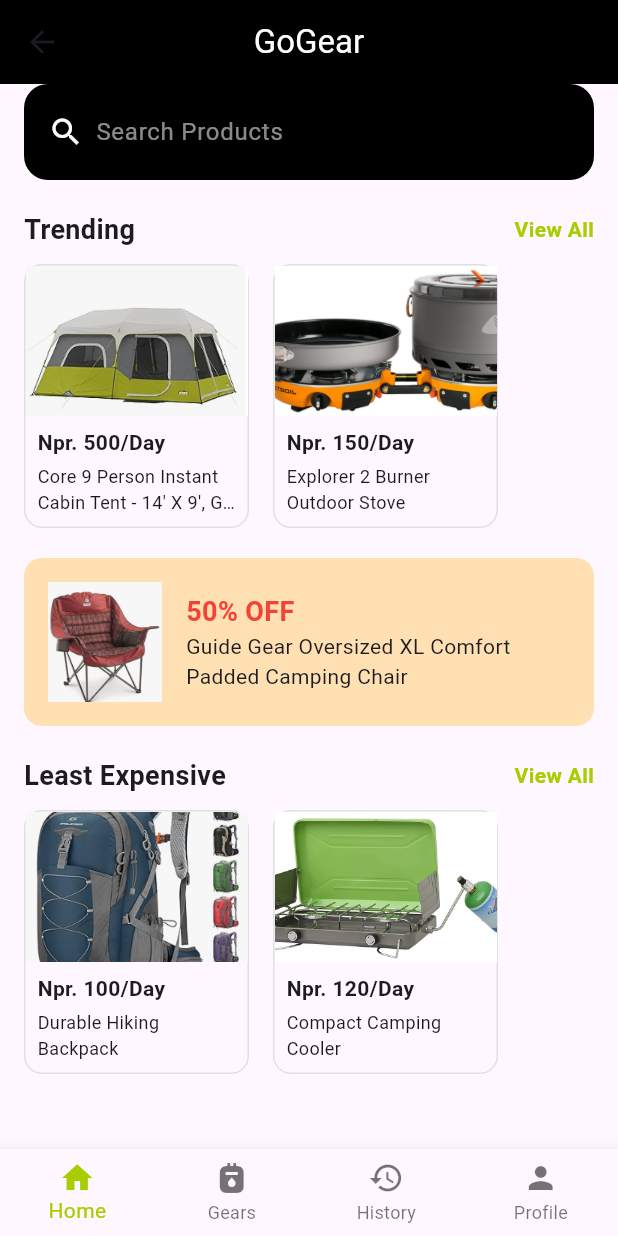
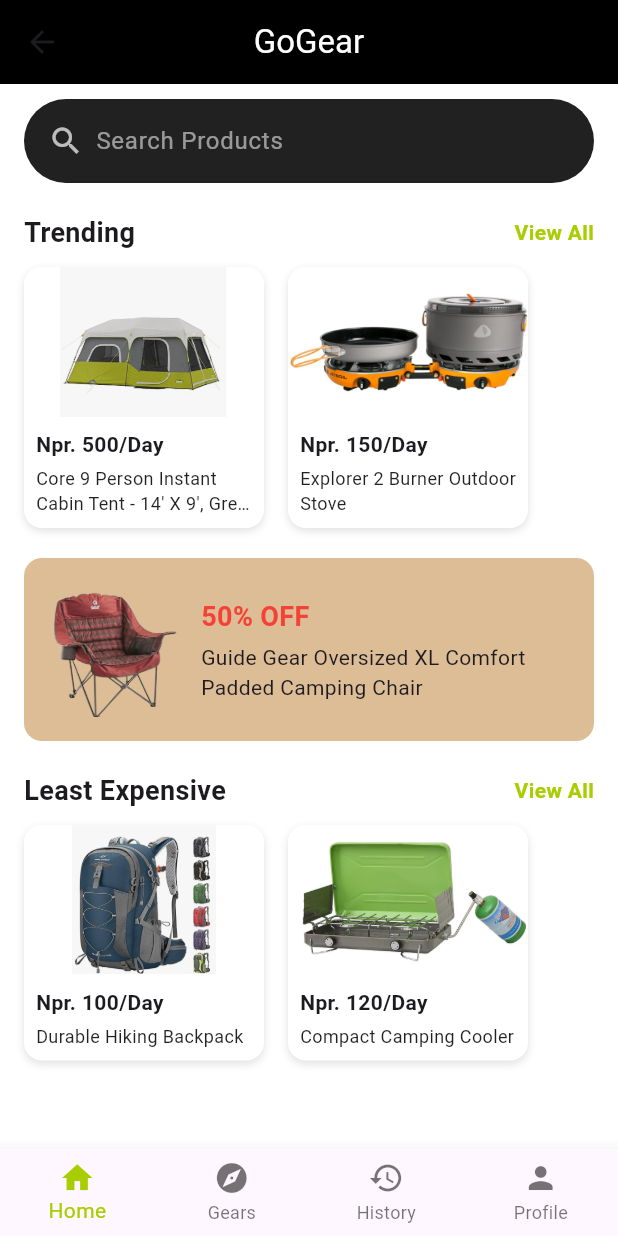
Before and after one commit to Priyanka-Kadel/gogear, a Flutter app: the DashboardView screen opened by its route, on a phone screen of 412 x 824 dp. Run offline on Flutter 3.47's test engine with Material 3 defaults, Android fonts, the light colour scheme and no system bars.

Commit message:
dashboard update- 2

```diff
--- a/gear_rental/lib/view/dashboard_view.dart
+++ b/gear_rental/lib/view/dashboard_view.dart
@@ -4,6 +4,7 @@
   @override
   Widget build(BuildContext context) {
     return Scaffold(
+      backgroundColor: Colors.white,
       appBar: AppBar(
         backgroundColor: Colors.black,
         elevation: 0,
@@ -19,16 +20,17 @@
           child: Column(
             crossAxisAlignment: CrossAxisAlignment.start,
             children: [
+              SizedBox(height: 10),
               // Search Bar
               Container(
-                padding: EdgeInsets.symmetric(horizontal: 16.0, vertical: 8.0),
                 decoration: BoxDecoration(
-                  color: Colors.black,
-                  borderRadius: BorderRadius.circular(16.0),
+                  color: Colors.grey[900],
+                  borderRadius: BorderRadius.circular(30.0),
                 ),
+                padding: EdgeInsets.symmetric(horizontal: 16.0, vertical: 4.0),
                 child: Row(
                   children: [
-                    Icon(Icons.search, color: Colors.white),
+                    Icon(Icons.search, color: Colors.white70),
                     SizedBox(width: 8.0),
                     Expanded(
                       child: TextField(
@@ -46,43 +48,19 @@
               SizedBox(height: 20),
 
               // Trending Section
-              Row(
-                mainAxisAlignment: MainAxisAlignment.spaceBetween,
-                children: [
-                  Text(
-                    'Trending',
-                    style: TextStyle(
-                      fontSize: 18,
-                      fontWeight: FontWeight.bold,
-                    ),
-                  ),
-                  GestureDetector(
-                    onTap: () {
-                      // Navigate to view all trending items
-                    },
-                    child: Text(
-                      'View All',
-                      style: TextStyle(
-                        color: Color(0xFFA8CD00),
-                        fontWeight: FontWeight.bold,
-                      ),
-                    ),
-                  ),
-                ],
-              ),
+              _buildSectionHeader('Trending'),
               SizedBox(height: 10),
-              // Trending Items
               SingleChildScrollView(
                 scrollDirection: Axis.horizontal,
                 child: Row(
                   children: [
-                    _buildTrendingItem(
+                    _buildItemCard(
                       imageUrl: 'assets/images/greentent.png',
                       price: 'Npr. 500/Day',
                       title: 'Core 9 Person Instant Cabin Tent - 14\' X 9\', Green',
                     ),
                     SizedBox(width: 16.0),
-                    _buildTrendingItem(
+                    _buildItemCard(
                       imageUrl: 'assets/images/gas.png',
                       price: 'Npr. 150/Day',
                       title: 'Explorer 2 Burner Outdoor Stove',
@@ -94,20 +72,20 @@
 
               // Discount Section
               Container(
-                width: double.infinity,
                 padding: EdgeInsets.all(16.0),
                 decoration: BoxDecoration(
-                  color: Colors.orange.shade100,
+                  color: Color(0xFFDCBD96), // Background color for the discount card
                   borderRadius: BorderRadius.circular(12.0),
                 ),
                 child: Row(
                   children: [
                     Image.asset(
                       'assets/images/chair.png',
-                      height: 80,
-                      fit: BoxFit.contain,
+                      height: 90,
+                      width: 90,
+                      fit: BoxFit.contain, // Ensures the image fits fully
                     ),
-                    SizedBox(width: 16.0),
+                    SizedBox(width: 12.0),
                     Expanded(
                       child: Column(
                         crossAxisAlignment: CrossAxisAlignment.start,
@@ -120,9 +98,12 @@
                               color: Colors.red,
                             ),
                           ),
+                          SizedBox(height: 4),
                           Text(
                             'Guide Gear Oversized XL Comfort Padded Camping Chair',
                             style: TextStyle(fontSize: 14),
+                            maxLines: 2,
+                            overflow: TextOverflow.ellipsis,
                           ),
                         ],
                       ),
@@ -133,43 +114,19 @@
               SizedBox(height: 20),
 
               // Least Expensive Section
-              Row(
-                mainAxisAlignment: MainAxisAlignment.spaceBetween,
-                children: [
-                  Text(
-                    'Least Expensive',
-                    style: TextStyle(
-                      fontSize: 18,
-                      fontWeight: FontWeight.bold,
-                    ),
-                  ),
-                  GestureDetector(
-                    onTap: () {
-                      // Navigate to view all least expensive items
-                    },
-                    child: Text(
-                      'View All',
-                      style: TextStyle(
-                        color: Color(0xFFA8CD00),
-                        fontWeight: FontWeight.bold,
-                      ),
-                    ),
-                  ),
-                ],
-              ),
+              _buildSectionHeader('Least Expensive'),
               SizedBox(height: 10),
-              // Least Expensive Items
               SingleChildScrollView(
                 scrollDirection: Axis.horizontal,
                 child: Row(
                   children: [
-                    _buildTrendingItem(
+                    _buildItemCard(
                       imageUrl: 'assets/images/bluebag.png',
                       price: 'Npr. 100/Day',
                       title: 'Durable Hiking Backpack',
                     ),
                     SizedBox(width: 16.0),
-                    _buildTrendingItem(
+                    _buildItemCard(
                       imageUrl: 'assets/images/cooler.png',
                       price: 'Npr. 120/Day',
                       title: 'Compact Camping Cooler',
@@ -181,20 +138,19 @@
           ),
         ),
       ),
-
-      // Bottom Navigation Bar
       bottomNavigationBar: BottomNavigationBar(
         type: BottomNavigationBarType.fixed,
         currentIndex: 0,
         selectedItemColor: Color(0xFFA8CD00),
         unselectedItemColor: Colors.black54,
+        showUnselectedLabels: true,
         items: [
           BottomNavigationBarItem(
             icon: Icon(Icons.home),
             label: 'Home',
           ),
           BottomNavigationBarItem(
-            icon: Icon(Icons.gas_meter),
+            icon: Icon(Icons.explore),
             label: 'Gears',
           ),
           BottomNavigationBarItem(
@@ -210,21 +166,63 @@
     );
   }
 
-  Widget _buildTrendingItem({required String imageUrl, required String price, required String title}) {
+  Widget _buildSectionHeader(String title) {
+    return Row(
+      mainAxisAlignment: MainAxisAlignment.spaceBetween,
+      children: [
+        Text(
+          title,
+          style: TextStyle(
+            fontSize: 18,
+            fontWeight: FontWeight.bold,
+          ),
+        ),
+        GestureDetector(
+          onTap: () {},
+          child: Text(
+            'View All',
+            style: TextStyle(
+              color: Color(0xFFA8CD00),
+              fontWeight: FontWeight.bold,
+            ),
+          ),
+        ),
+      ],
+    );
+  }
+
+  Widget _buildItemCard({
+    required String imageUrl,
+    required String price,
+    required String title,
+  }) {
     return Container(
-      width: 150,
+      width: 160,
       decoration: BoxDecoration(
+        color: Colors.white,
         borderRadius: BorderRadius.circular(12.0),
-        border: Border.all(color: Colors.grey.shade300),
+        boxShadow: [
+          BoxShadow(
+            color: Colors.black12,
+            blurRadius: 4.0,
+            offset: Offset(0, 2),
+          ),
+        ],
       ),
       child: Column(
         crossAxisAlignment: CrossAxisAlignment.start,
         children: [
-          Image.asset(
-            imageUrl,
-            height: 100,
-            width: double.infinity,
-            fit: BoxFit.cover,
+          ClipRRect(
+            borderRadius: BorderRadius.vertical(top: Radius.circular(12.0)),
+            child: Container(
+              height: 100,
+              width: double.infinity,
+              color: Colors.white, // Subtle placeholder background
+              child: Image.asset(
+                imageUrl,
+                fit: BoxFit.contain, // Ensures full image display
+              ),
+            ),
           ),
           Padding(
             padding: const EdgeInsets.all(8.0),
@@ -241,7 +239,7 @@
                 SizedBox(height: 4.0),
                 Text(
                   title,
-                  style: TextStyle(fontSize: 12),
+                  style: TextStyle(fontSize: 12, color: Colors.black87),
                   maxLines: 2,
                   overflow: TextOverflow.ellipsis,
                 ),
```
Also changed, not shown: gear_rental/assets/images/chair.png.
